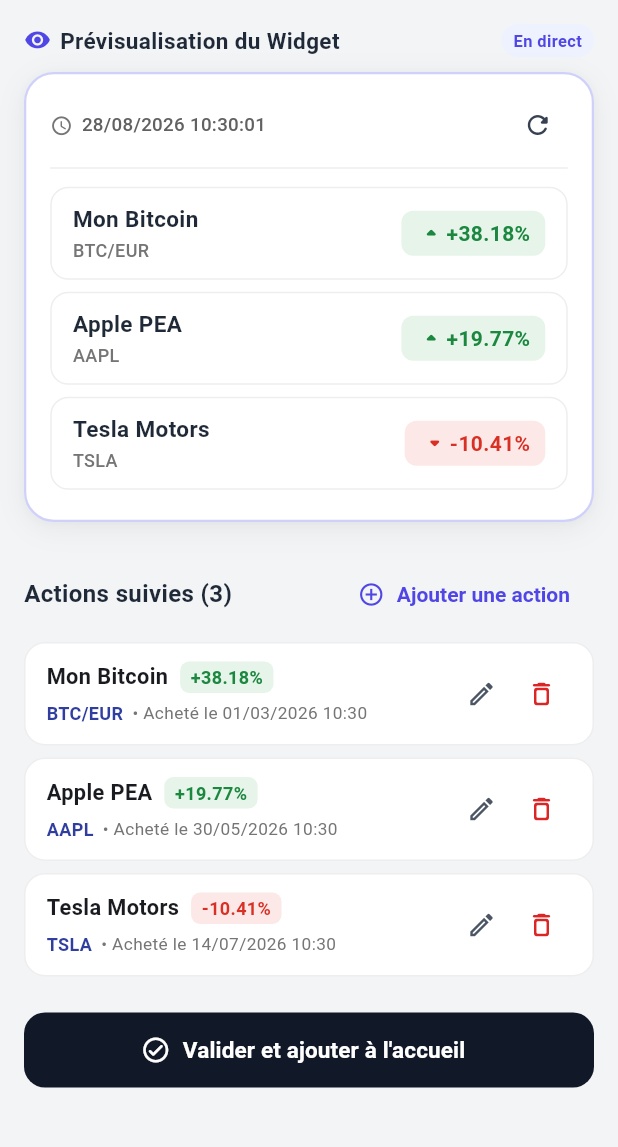
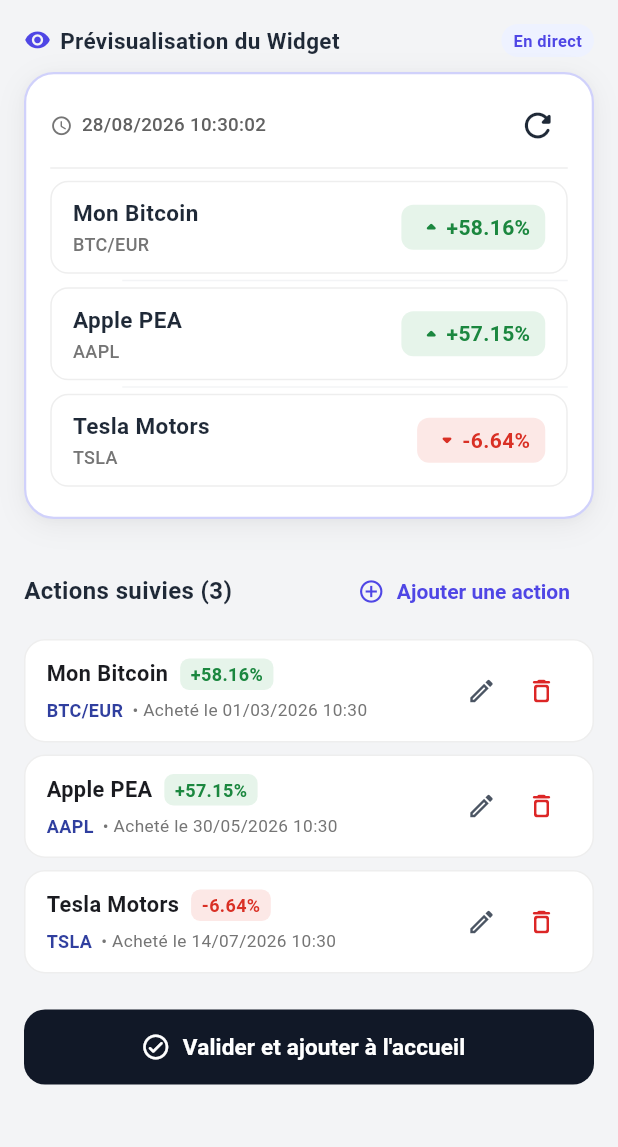
Before and after one commit to L33Tpass/app_widget_stock_tracker, a Flutter app: the WidgetConfigScreen screen opened directly, after a tap on the "refresh" icon, on a phone screen of 412 x 824 dp, the part 84-1231 px from its top. Run offline on Flutter 3.47's test engine with Material 3 defaults, Android fonts, the phone set to English and light mode, and no system bars; missing offline and left inert: home_widget; network calls fail.

Commit message:
Ajout du vrai widget

```diff
--- a/lib/main.dart
+++ b/lib/main.dart
@@ -1,8 +1,20 @@
 import 'package:flutter/material.dart';
+import 'package:home_widget/home_widget.dart';
 import 'screens/home_screen.dart';
+import 'services/native_widget_service.dart';
+
+/// Called in the background when user taps the refresh arrow on the phone home screen widget
+@pragma("vm:entry-point")
+Future<void> backgroundWidgetCallback(Uri? uri) async {
+  WidgetsFlutterBinding.ensureInitialized();
+  if (uri?.host == 'refresh' || uri?.scheme == 'stocktracker') {
+    await NativeWidgetService().refreshFromBackground();
+  }
+}
 
 void main() {
   WidgetsFlutterBinding.ensureInitialized();
+  HomeWidget.registerInteractivityCallback(backgroundWidgetCallback);
   runApp(const StockTrackerApp());
 }
 
--- a/lib/models/stock_widget_model.dart
+++ b/lib/models/stock_widget_model.dart
@@ -1,3 +1,4 @@
+import 'dart:convert';
 import 'widget_stock_item.dart';
 
 class StockWidgetModel {
@@ -20,6 +21,30 @@
     return list;
   }
 
+  Map<String, dynamic> toJson() => {
+    'id': id,
+    'title': title,
+    'items': items.map((i) => i.toJson()).toList(),
+    'lastUpdated': lastUpdated.toIso8601String(),
+  };
+
+  factory StockWidgetModel.fromJson(Map<String, dynamic> json) => StockWidgetModel(
+    id: json['id'] as String,
+    title: (json['title'] as String?) ?? 'Suivi des Actions',
+    items: (json['items'] as List<dynamic>?)
+            ?.map((e) => WidgetStockItem.fromJson(e as Map<String, dynamic>))
+            .toList() ??
+        [],
+    lastUpdated: json['lastUpdated'] != null
+        ? DateTime.parse(json['lastUpdated'] as String)
+        : DateTime.now(),
+  );
+
+  String toJsonString() => jsonEncode(toJson());
+
+  factory StockWidgetModel.fromJsonString(String jsonStr) =>
+      StockWidgetModel.fromJson(jsonDecode(jsonStr) as Map<String, dynamic>);
+
   StockWidgetModel copyWith({
     String? id,
     String? title,
--- a/lib/models/widget_stock_item.dart
+++ b/lib/models/widget_stock_item.dart
@@ -31,6 +31,24 @@
     }
   }
 
+  Map<String, dynamic> toJson() => {
+    'id': id,
+    'symbol': symbol,
+    'customName': customName,
+    'purchaseDate': purchaseDate.toIso8601String(),
+    'initialPrice': initialPrice,
+    'currentPrice': currentPrice,
+  };
+
+  factory WidgetStockItem.fromJson(Map<String, dynamic> json) => WidgetStockItem(
+    id: json['id'] as String,
+    symbol: json['symbol'] as String,
+    customName: json['customName'] as String,
+    purchaseDate: DateTime.parse(json['purchaseDate'] as String),
+    initialPrice: (json['initialPrice'] as num).toDouble(),
+    currentPrice: (json['currentPrice'] as num).toDouble(),
+  );
+
   WidgetStockItem copyWith({
     String? id,
     String? symbol,
--- a/lib/screens/widget_config_screen.dart
+++ b/lib/screens/widget_config_screen.dart
@@ -5,6 +5,7 @@
 import '../widgets/stock_widget_card.dart';
 import '../widgets/add_stock_dialog.dart';
 
+import '../services/market_data_service.dart';
 import '../services/native_widget_service.dart';
 
 class WidgetConfigScreen extends StatefulWidget {
@@ -21,6 +22,7 @@
 
 class _WidgetConfigScreenState extends State<WidgetConfigScreen> {
   late StockWidgetModel _widgetModel;
+  final MarketDataService _marketService = MarketDataService();
   final TextEditingController _titleController = TextEditingController();
 
   @override
@@ -218,10 +220,11 @@
             StockWidgetCard(
               widgetModel: _widgetModel,
               isPreview: true,
-              onRefresh: () {
-                setState(() {
-                  _widgetModel.lastUpdated = DateTime.now();
-                });
+              onRefresh: () async {
+                await _marketService.refreshWidgetLivePrices(_widgetModel);
+                if (mounted) {
+                  setState(() {});
+                }
               },
             ),
 
--- a/lib/services/market_data_service.dart
+++ b/lib/services/market_data_service.dart
@@ -433,8 +433,14 @@
     return double.parse(estimated.toStringAsFixed(2));
   }
 
+  void clearCache() {
+    _livePriceCache.clear();
+    _lastRateFetch = null;
+  }
+
   /// Refreshes all prices in a widget from live real market API
   Future<void> refreshWidgetLivePrices(StockWidgetModel widgetModel) async {
+    clearCache();
     for (var item in widgetModel.items) {
       try {
         final livePrice = await fetchLivePriceInEur(item.symbol);
--- a/lib/services/native_widget_service.dart
+++ b/lib/services/native_widget_service.dart
@@ -1,6 +1,7 @@
 import 'package:flutter/material.dart';
 import 'package:home_widget/home_widget.dart';
 import '../models/stock_widget_model.dart';
+import '../services/market_data_service.dart';
 import '../widgets/static_stock_widget_card.dart';
 
 class NativeWidgetService {
@@ -11,6 +12,9 @@
   /// Renders the Flutter widget to an image and sends it to the Android AppWidget
   Future<void> updateNativeWidget(StockWidgetModel widgetModel) async {
     try {
+      // Save widget model in storage so background tasks can refresh it
+      await HomeWidget.saveWidgetData<String>('saved_widget_model', widgetModel.toJsonString());
+
       final itemCount = widgetModel.items.length;
       final targetHeight = (90.0 + (itemCount * 65.0)).clamp(220.0, 800.0);
 
@@ -33,7 +37,21 @@
         androidName: 'StockWidgetProvider',
       );
     } catch (e) {
-      debugPrint('Native home widget update ignored: $e');
+      debugPrint('Native home widget update error: $e');
+    }
+  }
+
+  /// Refreshes quotes silently in the background when the user taps the refresh arrow on the phone home screen
+  Future<void> refreshFromBackground() async {
+    try {
+      final jsonStr = await HomeWidget.getWidgetData<String>('saved_widget_model');
+      if (jsonStr != null && jsonStr.isNotEmpty) {
+        final model = StockWidgetModel.fromJsonString(jsonStr);
+        await MarketDataService().refreshWidgetLivePrices(model);
+        await updateNativeWidget(model);
+      }
+    } catch (e) {
+      debugPrint('Error refreshing widget in background: $e');
     }
   }
 
--- a/lib/widgets/stock_item_tile.dart
+++ b/lib/widgets/stock_item_tile.dart
@@ -6,6 +6,7 @@
   final VoidCallback? onDelete;
   final VoidCallback? onEdit;
   final bool showEditControls;
+  final bool isLoading;
 
   const StockItemTile({
     super.key,
@@ -13,6 +14,7 @@
     this.onDelete,
     this.onEdit,
     this.showEditControls = false,
+    this.isLoading = false,
   });
 
   @override
@@ -31,7 +33,7 @@
       ),
       child: Row(
         children: [
-          // Left: User custom name (and ticker symbol in small subscript if desired)
+          // Left: User custom name (and ticker symbol in small subscript)
           Expanded(
             child: Column(
               crossAxisAlignment: CrossAxisAlignment.start,
@@ -63,7 +65,10 @@
             ),
           ),
 
-          // Right: Variation percentage formatted
+          // Right: Variation percentage formatted or Loading state
+          if (isLoading)
+            _buildLoadingBadge()
+          else
             Container(
               padding: const EdgeInsets.symmetric(horizontal: 10, vertical: 5),
               decoration: BoxDecoration(
@@ -111,4 +116,38 @@
       ),
     );
   }
+
+  Widget _buildLoadingBadge() {
+    return Container(
+      padding: const EdgeInsets.symmetric(horizontal: 10, vertical: 5),
+      decoration: BoxDecoration(
+        color: const Color(0xFFF3F4F6),
+        borderRadius: BorderRadius.circular(8),
+        border: Border.all(color: Colors.grey.shade300),
+      ),
+      child: const Row(
+        mainAxisSize: MainAxisSize.min,
+        children: [
+          SizedBox(
+            width: 12,
+            height: 12,
+            child: CircularProgressIndicator(
+              strokeWidth: 2.0,
+              valueColor: AlwaysStoppedAnimation<Color>(Color(0xFF6B7280)),
+            ),
+          ),
+          SizedBox(width: 6),
+          Text(
+            '··· %',
+            style: TextStyle(
+              fontSize: 13,
+              fontWeight: FontWeight.w600,
+              color: Color(0xFF6B7280),
+              letterSpacing: 1.0,
+            ),
+          ),
+        ],
+      ),
+    );
   }
+}
--- a/lib/widgets/stock_widget_card.dart
+++ b/lib/widgets/stock_widget_card.dart
@@ -1,3 +1,4 @@
+import 'dart:async';
 import 'package:flutter/material.dart';
 import 'package:intl/intl.dart';
 import '../models/stock_widget_model.dart';
@@ -5,7 +6,7 @@
 
 class StockWidgetCard extends StatefulWidget {
   final StockWidgetModel widgetModel;
-  final VoidCallback? onRefresh;
+  final FutureOr<void> Function()? onRefresh;
   final VoidCallback? onEdit;
   final VoidCallback? onDelete;
   final VoidCallback? onPin;
@@ -25,29 +26,38 @@
   State<StockWidgetCard> createState() => _StockWidgetCardState();
 }
 
-class _StockWidgetCardState extends State<StockWidgetCard>
-    with SingleTickerProviderStateMixin {
-  late AnimationController _rotationController;
+class _StockWidgetCardState extends State<StockWidgetCard> {
+  bool _isRefreshing = false;
 
-  @override
-  void initState() {
-    super.initState();
-    _rotationController = AnimationController(
-      vsync: this,
-      duration: const Duration(milliseconds: 600),
-    );
+  Future<void> _handleRefresh() async {
+    if (_isRefreshing) return;
+
+    setState(() {
+      _isRefreshing = true;
+    });
+
+    try {
+      final futures = <Future<dynamic>>[
+        Future.delayed(const Duration(milliseconds: 650)),
+      ];
+      if (widget.onRefresh != null) {
+        futures.add(Future.sync(() => widget.onRefresh!()));
       }
+      await Future.wait(futures);
 
-  @override
-  void dispose() {
-    _rotationController.dispose();
-    super.dispose();
+      if (mounted) {
+        setState(() {
+          widget.widgetModel.lastUpdated = DateTime.now();
+        });
       }
-
-  void _handleRefresh() {
-    _rotationController.forward(from: 0.0);
-    if (widget.onRefresh != null) {
-      widget.onRefresh!();
+    } catch (e) {
+      debugPrint('Refresh error: $e');
+    } finally {
+      if (mounted) {
+        setState(() {
+          _isRefreshing = false;
+        });
+      }
     }
   }
 
@@ -87,7 +97,7 @@
             mainAxisSize: MainAxisSize.min,
             crossAxisAlignment: CrossAxisAlignment.stretch,
             children: [
-              // Header: Top-left date/time & Top-right refresh button + options
+              // Header: Top-left date/time & Top-right refresh button (loader when loading) + options
               Row(
                 mainAxisAlignment: MainAxisAlignment.spaceBetween,
                 crossAxisAlignment: CrossAxisAlignment.center,
@@ -118,36 +128,44 @@
                     ),
                   ),
 
-                  // Top-right: Refresh arrow icon & optional menu
+                  // Top-right: Refresh icon replaced with smooth loader during refresh
                   Row(
                     mainAxisSize: MainAxisSize.min,
                     children: [
-                      RotationTransition(
-                        turns: Tween(begin: 0.0, end: 1.0).animate(
-                          CurvedAnimation(
-                            parent: _rotationController,
-                            curve: Curves.easeInOut,
+                      if (_isRefreshing)
+                        Container(
+                          width: 38,
+                          height: 38,
+                          alignment: Alignment.center,
+                          padding: const EdgeInsets.all(8),
+                          child: const SizedBox(
+                            width: 20,
+                            height: 20,
+                            child: CircularProgressIndicator(
+                              strokeWidth: 2.5,
+                              valueColor: AlwaysStoppedAnimation<Color>(Color(0xFF111827)),
                             ),
                           ),
-                        child: IconButton(
+                        )
+                      else
+                        IconButton(
                           icon: const Icon(Icons.refresh_rounded),
-                          iconSize: 20,
-                          color: const Color(0xFF374151),
+                          iconSize: 26,
+                          color: const Color(0xFF1F2937),
                           tooltip: 'Actualiser les cours',
                           visualDensity: VisualDensity.compact,
                           padding: EdgeInsets.zero,
                           constraints: const BoxConstraints(
-                            minWidth: 32,
-                            minHeight: 32,
+                            minWidth: 38,
+                            minHeight: 38,
                           ),
                           onPressed: _handleRefresh,
-                        ),
                         ),
                       if (!widget.isPreview && (widget.onEdit != null || widget.onDelete != null))
                         PopupMenuButton<String>(
                           icon: Icon(
                             Icons.more_vert_rounded,
-                            size: 19,
+                            size: 20,
                             color: Colors.grey.shade600,
                           ),
                           padding: EdgeInsets.zero,
@@ -204,35 +222,41 @@
 
               const SizedBox(height: 8),
               Divider(height: 1, color: Colors.grey.shade200),
-              const SizedBox(height: 8),
+              const SizedBox(height: 4),
 
-              // Stock items list sorted by variation (highest to lowest)
+              // Sorted List of stocks: Highest variation on top, lowest on bottom
               if (sortedItems.isEmpty)
-                Container(
-                  padding: const EdgeInsets.symmetric(vertical: 24),
-                  alignment: Alignment.center,
-                  child: Column(
-                    mainAxisSize: MainAxisSize.min,
-                    children: [
-                      Icon(Icons.candlestick_chart_outlined, size: 36, color: Colors.grey.shade400),
-                      const SizedBox(height: 8),
-                      Text(
-                        'Aucune action suivie pour l’instant',
+                const Padding(
+                  padding: EdgeInsets.symmetric(vertical: 24),
+                  child: Center(
+                    child: Text(
+                      'Aucune action configurée',
                       style: TextStyle(
                         fontSize: 13,
-                          color: Colors.grey.shade500,
+                        color: Colors.grey,
                         fontStyle: FontStyle.italic,
                       ),
                     ),
-                    ],
                   ),
                 )
               else
-                ...sortedItems.map(
-                  (item) => StockItemTile(
+                ListView.separated(
+                  shrinkWrap: true,
+                  physics: const NeverScrollableScrollPhysics(),
+                  itemCount: sortedItems.length,
+                  separatorBuilder: (context, index) => const Divider(
+                    height: 1,
+                    indent: 48,
+                    color: Color(0xFFF3F4F6),
+                  ),
+                  itemBuilder: (context, index) {
+                    final item = sortedItems[index];
+                    return StockItemTile(
                       item: item,
                       showEditControls: false,
-                  ),
+                      isLoading: _isRefreshing,
+                    );
+                  },
                 ),
             ],
           ),
```
Also changed, not shown: 2 other files. Lines whose indentation alone changed are shown as unchanged.
